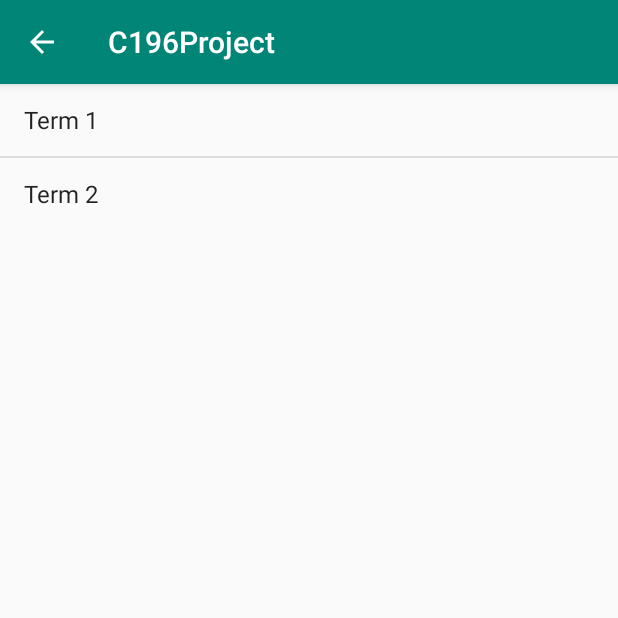
After one commit to chriscorey-dev/C196Project, an Android app: the TermListActivity screen opened directly, with no data from a screen before it, on a phone screen of 412 x 824 dp, the top half of it. The commit adds this screen. Run offline under Robolectric (Android 15) with nearby library versions, the phone set to English and light mode, and no system bars.

Commit message:
Added TermDetailsActivity, TermListActivity, and navigation and extras to each

```diff
--- /dev/null
+++ b/app/src/main/java/com/chris_corey/c196project/TermListActivity.java
@@ -0,0 +1,82 @@
+package com.chris_corey.c196project;
+
+import android.content.Intent;
+import android.database.Cursor;
+import android.support.v7.app.AppCompatActivity;
+import android.os.Bundle;
+import android.view.View;
+import android.widget.AdapterView;
+import android.widget.ArrayAdapter;
+import android.widget.ListView;
+import android.widget.Toast;
+
+import java.sql.Date;
+import java.util.ArrayList;
+
+public class TermListActivity extends AppCompatActivity {
+    DBHelper dbHelper;
+    ArrayList<Term> termList;
+    ArrayAdapter<String> adapter;
+
+    public static final String SELECTED_TERM_ID = "com.chris_corey.c196project";
+
+    @Override
+    protected void onCreate(Bundle savedInstanceState) {
+        super.onCreate(savedInstanceState);
+        setContentView(R.layout.activity_term_list);
+
+//        Intent intent = getIntent();
+//        String message = intent.getStringExtra(MainActivity.EXTRA_MESSAGE);
+//        Toast.makeText(this, "Message: " + message, Toast.LENGTH_SHORT).show();
+
+        ListView listView = findViewById(R.id.list_view_term_list);
+
+        // List View Stuff
+        adapter = new ArrayAdapter<>(this, android.R.layout.simple_list_item_1, android.R.id.text1); // Database method must be run any time after this line
+
+        initiateDatabase();
+        populateTermList();
+
+        listView.setAdapter(adapter);
+        listView.setOnItemClickListener(new AdapterView.OnItemClickListener() {
+            @Override
+            public void onItemClick(AdapterView<?> adapterView, View view, int i, long l) {
+                Intent intent = new Intent(TermListActivity.this, TermDetailsActivity.class);
+                int termId = termList.get(i).getId();
+                intent.putExtra(SELECTED_TERM_ID, Integer.toString(termId));
+                startActivity(intent);
+            }
+        });
+    }
+
+    private void initiateDatabase() {
+
+        dbHelper = new DBHelper(TermListActivity.this);
+        dbHelper.getWritableDatabase();
+
+        // DEBUG - Resets the database each time the app restarts
+        dbHelper.destroyDatabase();
+
+        dbHelper.createDatabase();
+
+        // DEBUG - Resets the database each time the app restarts
+        dbHelper.populateDatabase();
+    }
+
+    private void populateTermList() {
+        Cursor cursor = dbHelper.getWritableDatabase().rawQuery("SELECT * FROM terms", null);
+        termList = new ArrayList<>();
+
+        // Gets data from DB and convert into objects
+        while(cursor.moveToNext()) {
+            Date startDate = Date.valueOf(cursor.getString(cursor.getColumnIndex("start_date")));
+            Date endDate = Date.valueOf(cursor.getString(cursor.getColumnIndex("end_date")));
+
+            Term term = new Term(cursor.getInt(cursor.getColumnIndex("id")), cursor.getString(cursor.getColumnIndex("title")), startDate, endDate);
+            termList.add(term);
+
+            // Adds data to adapter
+            adapter.add(term.getTitle());
+        }
+    }
+}
--- /dev/null
+++ b/app/src/main/res/layout/activity_term_list.xml
@@ -0,0 +1,14 @@
+<?xml version="1.0" encoding="utf-8"?>
+<LinearLayout xmlns:android="http://schemas.android.com/apk/res/android"
+    xmlns:tools="http://schemas.android.com/tools"
+    android:orientation="vertical"
+    android:layout_width="match_parent"
+    android:layout_height="wrap_content"
+    tools:context=".TermListActivity">
+
+    <ListView
+        android:id="@+id/list_view_term_list"
+        android:layout_width="match_parent"
+        android:layout_height="wrap_content"></ListView>
+
+</LinearLayout>
```
Also changed, not shown: app/src/main/AndroidManifest.xml (+14 -0 lines), app/src/main/java/com/chris_corey/c196project/MainActivity.java (+16 -55 lines), app/src/main/java/com/chris_corey/c196project/Term.java (+7 -7 lines), app/src/main/java/com/chris_corey/c196project/TermDetailsActivity.java (added, +59 -0 lines), app/src/main/res/layout/activity_main.xml (+10 -9 lines), app/src/main/res/layout/activity_term_details.xml (added, +9 -0 lines).
